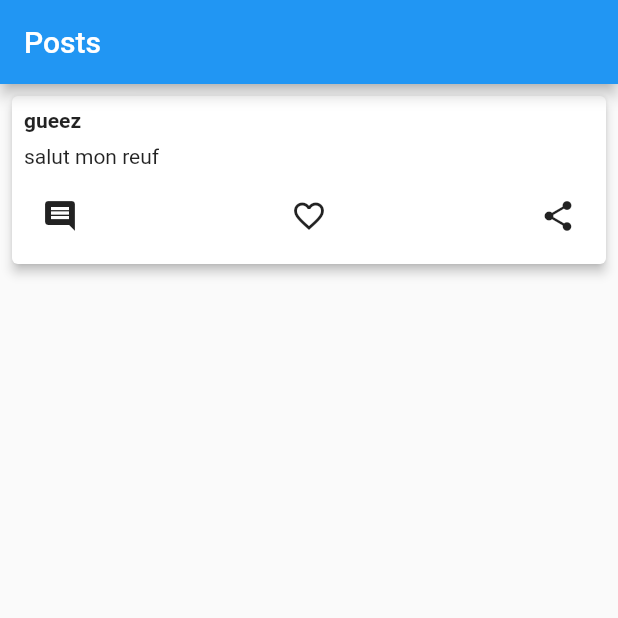
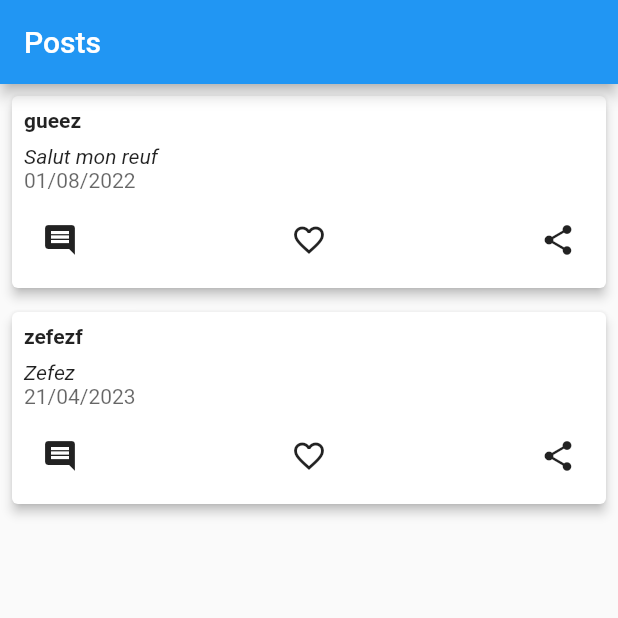
Before and after one commit to MindShare-AI/MindShare_App, a Flutter app: the PostPage screen opened directly, on a phone screen of 412 x 824 dp, the top half of it. Run offline on Flutter 3.47's test engine with Material 2 defaults, Android fonts, the light colour scheme and no system bars; network calls fail.

Commit message:
App bar bottom + page de posts

```diff
--- a/lib/models/postModel.dart
+++ b/lib/models/postModel.dart
@@ -1,9 +1,11 @@
 class Post{
   final String username;
   final String content;
+  final String date;
 
   Post({
     required this.username,
     required this.content,
+    required this.date,
   });
 }
--- a/lib/screens/chatDetailPage.dart
+++ b/lib/screens/chatDetailPage.dart
@@ -45,10 +45,11 @@ class _ChatDetailPageState extends State<ChatDetailPage> {
   @override
   Widget build(BuildContext context) {
     return Scaffold(
+      //backgroundColor: Colors.grey[800],
         appBar: AppBar(
           elevation: 0,
           automaticallyImplyLeading: false,
-          backgroundColor: Colors.white,
+          backgroundColor: Colors.grey[800],
           flexibleSpace: SafeArea(
             child: Container(
               padding: const EdgeInsets.only(right: 16),
@@ -58,7 +59,7 @@ class _ChatDetailPageState extends State<ChatDetailPage> {
                     onPressed: (){
                       Navigator.pop(context);
                     },
-                    icon: const Icon(Icons.arrow_back,color: Colors.black,),
+                    icon: const Icon(Icons.arrow_back,color: Colors.white,),
                   ),
                   const SizedBox(width: 2,),
               Column(
--- a/lib/screens/postPage.dart
+++ b/lib/screens/postPage.dart
@@ -20,7 +20,8 @@ class PostPage extends StatefulWidget {
 class _PostPageState extends State<PostPage> {
 
   List<Post> posts = [
-    Post(username: "gueez",content: "salut mon reuf"),
+    Post(username: "gueez",content: "Salut mon reuf", date: "01/08/2022"),
+    Post(username: "zefezf",content: "Zefez", date: "21/04/2023"),
   ];
 
   @override
@@ -47,7 +48,13 @@ class _PostPageState extends State<PostPage> {
                     ),
                   ),
                   SizedBox(height: 8),
-                  Text(posts[index].content),
+                  Text(posts[index].content,
+                    style: TextStyle(fontStyle: FontStyle.italic),
+                  ),
+                  Text(
+                      posts[index].date,
+                      style: TextStyle(color: Colors.black.withOpacity(0.6)),
+                  ),
                   SizedBox(height: 8),
                   Row(
                     mainAxisAlignment: MainAxisAlignment.spaceBetween,
```
Also changed, not shown: lib/screens/chatPage.dart (+2 -19 lines), lib/screens/homePage.dart (+22 -34 lines), lib/screens/profilePage.dart (+2 -15 lines).
